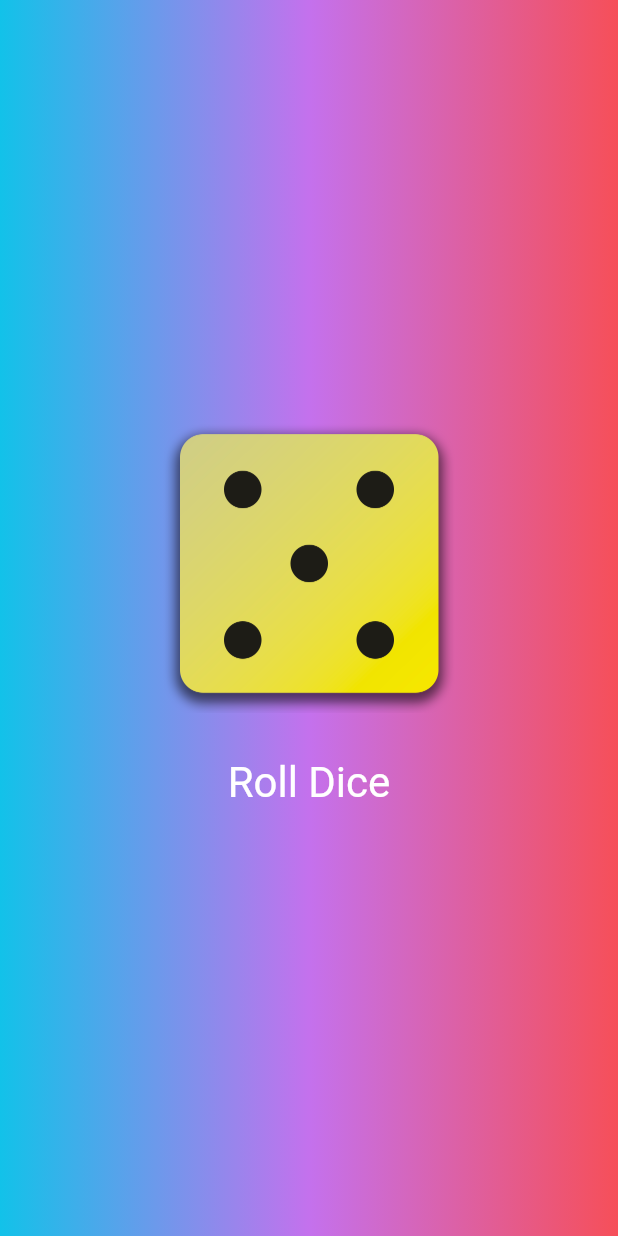
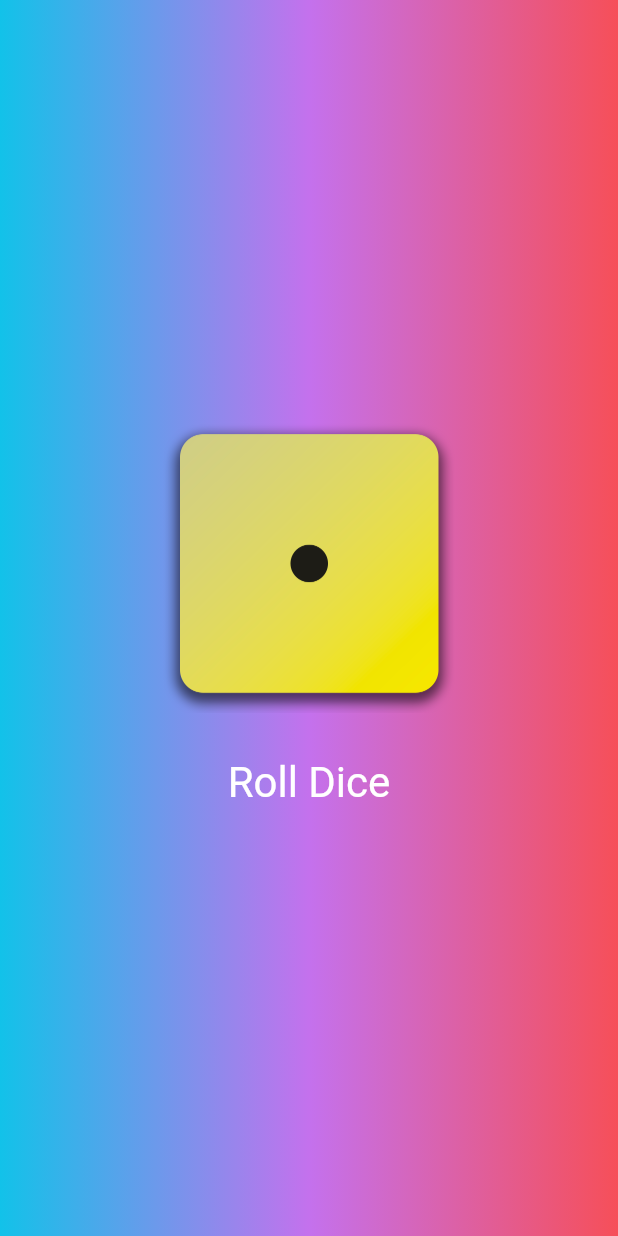
Before and after one commit to richruizv/flutter-first-app, a Flutter app: the screen it shows after launch, on a phone screen of 412 x 824 dp. Run offline on Flutter 3.47's test engine with Material 3 defaults, Android fonts, the phone set to English and light mode, and no system bars.

Commit message:
improve code

```diff
--- a/lib/dice_roller.dart
+++ b/lib/dice_roller.dart
@@ -3,22 +3,25 @@ import 'dart:math';
 import 'package:flutter/material.dart';
 
 class DiceRoller extends StatefulWidget {
+  const DiceRoller({super.key});
+
   @override
   State<DiceRoller> createState(){
     return _DiceRollerState();
   }
 }
 
+final rng = Random();
+
 class _DiceRollerState extends State<DiceRoller> {
 
+  var currentDiceRoll = 1;
 
-  var activeDiceImage = 'assets/images/dice-5.png';
 
   void rollDice(){
-    var rng = Random();
-    var randomNumber = rng.nextInt(6) + 1;
+
     setState(() {
-      activeDiceImage = 'assets/images/dice-$randomNumber.png';
+      currentDiceRoll = rng.nextInt(6) + 1;
     });
 
   }
@@ -27,7 +30,7 @@ class _DiceRollerState extends State<DiceRoller> {
     return Column(
               mainAxisSize: MainAxisSize.min,
               children: [
-                Image.asset(activeDiceImage, width: 200,),
+                Image.asset('assets/images/dice-$currentDiceRoll.png', width: 200,),
                 const SizedBox(height: 20),
                 TextButton(
                   onPressed: rollDice,
```
